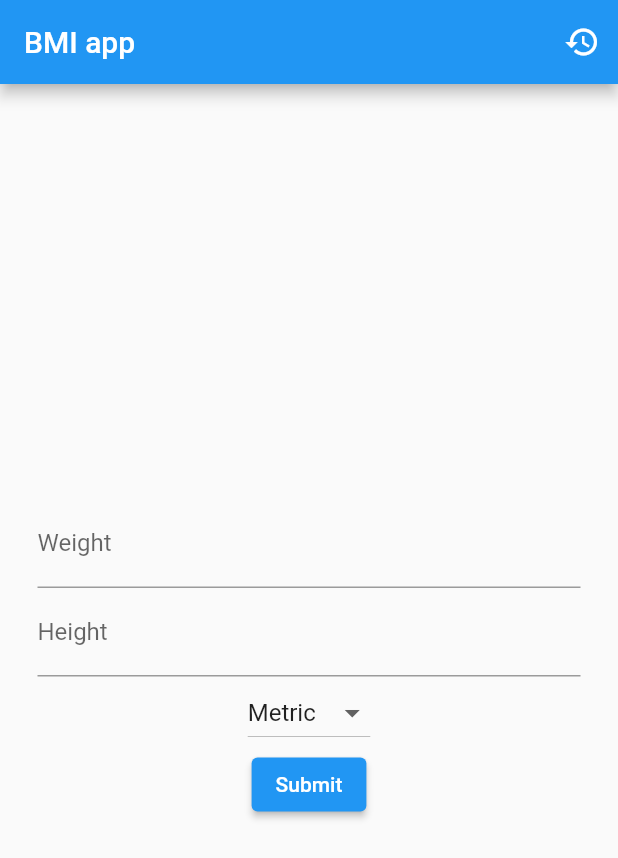
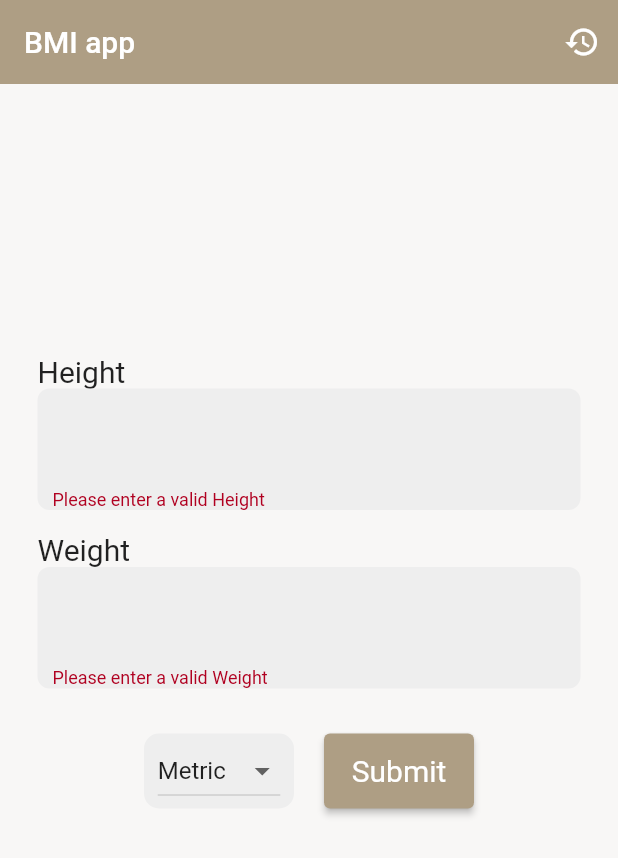
Before and after one commit to sunba23/bmi, a Flutter app: the screen it shows after launch, after a tap on "Submit", on a phone screen of 412 x 824 dp. Shown: the top 858 px of the screen. Run offline on Flutter 3.47's test engine with Material 2 defaults, Android fonts, the phone set to English and light mode, and no system bars; our stand-ins replace shared_preferences.

```diff
--- a/lib/bmi_form.dart
+++ /dev/null
@@ -1,171 +0,0 @@
-import 'package:flutter/material.dart';
-import 'package:shared_preferences/shared_preferences.dart';
-import 'package:app/bmi_history_object.dart';
-
-class MyCustomForm extends StatefulWidget {
-  const MyCustomForm({super.key, required this.callback});
-
-  // final String unitSystem;
-  final void Function(double result) callback;
-
-  @override
-  MyCustomFormState createState() {
-    return MyCustomFormState();
-  }
-}
-
-class MyCustomFormState extends State<MyCustomForm> {
-
-  final formKey = GlobalKey<FormState>();
-  final weightController = TextEditingController();
-  final heightController = TextEditingController();
-  String unitSystem = 'metric';
-
-  @override
-  void initState() {
-    SharedPreferences.getInstance().then((prefs) {
-      String? unitSystemValue = prefs.getString('unitSystem');
-      if (unitSystemValue != null) {
-        setState(() {
-          unitSystem = unitSystemValue;
-        });
-      }
-    });
-    super.initState();
-  }
-
-  void clearControllers() {
-    weightController.clear();
-    heightController.clear();
-  }
-
-  void onUnitSystemChanged(String value) {
-    SharedPreferences.getInstance().then((prefs) {
-      prefs.setString('unitSystem', value);
-    });
-
-    clearControllers();
-
-    setState(() {
-      unitSystem = value;
-    });
-    debugPrint(value);
-  }
-
-  Future<void> onFormPressed() async {
-    //get the weight and height from the form
-    double weight = double.parse(weightController.text);
-    double height = double.parse(heightController.text);
-
-    //save the weight and height to shared preferences
-    // SharedPreferences.getInstance().then((prefs) {
-    //   prefs.setDouble('weight', weight);
-    //   prefs.setDouble('height', height);
-    // });
-
-    final SharedPreferences prefs = await SharedPreferences.getInstance();
-    await prefs.setDouble('weight', weight);
-    await prefs.setDouble('height', height);
-
-    //convert imperial to metric and calculate bmi
-    if (unitSystem == 'imperial') {
-      weight = 0.453592 * weight; // lbs to kg
-      height = 2.54 * height; // in to cm
-    }
-    double result = weight / ((height / 100) * (height / 100));
-
-    //create a BmiHistoryObject and use its jsonify method
-    BmiHistoryObject historyObject = BmiHistoryObject(
-      weight: weight,
-      height: height,
-      result: result,
-      date: DateTime.now().toString(),
-      system: unitSystem,
-    );
-    String jsonifiedHistoryObject = historyObject.jsonify();
-
-    //save the json string to shared preferences
-    SharedPreferences.getInstance().then((prefs) {
-      List<String>? history = prefs.getStringList('history');
-      history ??= [];
-      history.add(jsonifiedHistoryObject);
-      prefs.setStringList('history', history);
-    });
-
-    //print the history from shared prefs
-    SharedPreferences.getInstance().then((prefs) {
-      List<String>? history = prefs.getStringList('history');
-    });
-
-    // display the result
-    displayResult(result);
-
-    // weightController.clear();
-    // heightController.clear();
-  }
-
-  void displayResult(double result) {
-    widget.callback(result);
-  }
-
-  @override
-  Widget build(BuildContext context) {
-    print('BmiForm build called');
-    return Form(
-      key: formKey,
-      child: Padding(
-        padding: const EdgeInsets.symmetric(horizontal: 25),
-        child: Column(
-          children: <Widget>[
-            TextFormField(
-              controller: weightController,
-              decoration: const InputDecoration(
-                border: UnderlineInputBorder(),
-                labelText: 'Weight',
-              ),
-              validator: (value) {
-                if (value == null || value.isEmpty || double.tryParse(value) == null) {
-                  return 'Please enter a valid weight';
-                }
-                return null;
-              },
-            ),
-            TextFormField(
-              controller: heightController,
-              decoration: const InputDecoration(
-                border: UnderlineInputBorder(),
-                labelText: 'Height',
-              ),
-              validator: (value) {
-                if (value == null || value.isEmpty || double.tryParse(value) == null) {
-                  return 'Please enter a valid height';
-                }
-                return null;
-              },
-            ),
-            DropdownButton(
-              value: unitSystem,
-              items: const [
-                DropdownMenuItem(
-                  value: 'metric',
-                  child: Text('Metric'),
-                ),
-                DropdownMenuItem(
-                  value: 'imperial',
-                  child: Text('Imperial'),
-                ),
-              ],
-              onChanged: (String? value) {
-                onUnitSystemChanged(value!);
-              },
-            ),
-            ElevatedButton(
-              onPressed: onFormPressed,
-              child: const Text('Submit'),
-            ),
-          ],
-        ),
-      ),
-    );
-  }
-}
--- a/lib/main.dart
+++ b/lib/main.dart
@@ -1,6 +1,7 @@
 import 'package:app/pages/history_page.dart';
 import 'package:app/pages/home_page.dart';
 import 'package:flutter/material.dart';
+import 'package:app/themes/theme1.dart';
 
 void main() async {
   WidgetsFlutterBinding.ensureInitialized();
@@ -13,9 +14,10 @@ class MyApp extends StatelessWidget {
   @override
   Widget build(BuildContext context) {
     return MaterialApp(
-      title: 'BMI app',
+      title: 'Home page',
       debugShowCheckedModeBanner: false,
       home: const MyHomePage(title: 'BMI app'),
+      theme: theme1,
       routes: {
         '/history': (context) => const HistoryPage(title: 'History page'),
       },
--- a/lib/pages/home_page.dart
+++ b/lib/pages/home_page.dart
@@ -1,6 +1,8 @@
+import 'package:app/other/transitions.dart';
 import 'package:flutter/material.dart';
-import 'package:app/bmi_form.dart';
-import 'package:shared_preferences/shared_preferences.dart';
+import 'package:app/utils/bmi_form.dart';
+import 'package:app/utils/bmi_result_widget.dart';
+
 
 class MyHomePage extends StatefulWidget {
   const MyHomePage({super.key, required this.title});
@@ -12,25 +14,33 @@ class MyHomePage extends StatefulWidget {
 }
 
 class _MyHomePageState extends State<MyHomePage> {
-  GlobalKey<MyCustomFormState> customFormKey = GlobalKey<MyCustomFormState>();
+  // GlobalKey<MyCustomFormState> customFormKey = GlobalKey<MyCustomFormState>();
   String? bmiResult;
 
   void updateBmiResult(double result) {
-    setState(() {
-      bmiResult = result.toStringAsFixed(2);
-    });
+    if (result == 0) {
+      setState(() {
+        bmiResult = null;
+      });
+    } else {
+      setState(() {
+        bmiResult = result.toStringAsFixed(2);
+      });
+    }
   }
 
   void goToHistory() {
-    Navigator.pushNamed(context, '/history');
+    Navigator.of(context).push(createHistoryRoute());
   }
 
   @override
   Widget build(BuildContext context) {
-    print('MyHomePage build called');
     return Scaffold(
+      resizeToAvoidBottomInset: false,
+      backgroundColor: Theme.of(context).colorScheme.background,
       appBar: AppBar(
         title: Text(widget.title),
+        elevation: 0,
         actions: <Widget>[
           IconButton(
             onPressed: goToHistory,
@@ -42,23 +52,15 @@ class _MyHomePageState extends State<MyHomePage> {
       ),
       body: Center(
         child: Column(
-          mainAxisAlignment: MainAxisAlignment.center,
           children: [
+            const SizedBox(height: 180),
             MyCustomForm(
               callback: updateBmiResult,
             ),
+            const SizedBox(height: 40),
             bmiResult != null
-                ? Text(
-                    bmiResult!,
-                    style: TextStyle(
-                      fontSize: 30,
-                      color: (double.parse(bmiResult!) < 18.5 || (double.parse(bmiResult!) > 24.5)
-                          ? Colors.red
-                          : Colors.green
-                    ),
-                  )
-                )
-                : const SizedBox()
+                ? bmiResultWidget(bmiResult!, 50, context)
+                : const SizedBox(),
           ]
         )
       ),
--- /dev/null
+++ b/lib/themes/theme1.dart
@@ -0,0 +1,14 @@
+import "package:flutter/material.dart";
+
+ThemeData theme1 = ThemeData(
+  brightness: Brightness.light,
+  colorScheme: const ColorScheme.light(
+    primary: Color.fromARGB(255, 174,158,132),
+    secondary: Color.fromARGB(255, 174,161,143),
+    tertiary: Color.fromARGB(255, 245,208,105),
+    onTertiary: Color.fromARGB(255, 250, 250, 250),
+
+    background: Color.fromARGB(255, 248,247,246),
+    onBackground: Color.fromARGB(255, 40, 40, 40),
+  ),
+);
--- /dev/null
+++ b/lib/utils/bmi_form.dart
@@ -0,0 +1,171 @@
+import 'package:flutter/material.dart';
+import 'package:shared_preferences/shared_preferences.dart';
+import 'package:app/utils/bmi_history_object.dart';
+import 'package:app/utils/double_input_field.dart';
+
+class MyCustomForm extends StatefulWidget {
+  const MyCustomForm({super.key, required this.callback});
+
+  final void Function(double result) callback;
+
+  @override
+  MyCustomFormState createState() {
+    return MyCustomFormState();
+  }
+}
+
+class MyCustomFormState extends State<MyCustomForm> {
+
+  final formKey = GlobalKey<FormState>();
+  final weightController = TextEditingController();
+  final heightController = TextEditingController();
+  String unitSystem = 'metric';
+
+  @override
+  void initState() {
+    SharedPreferences.getInstance().then((prefs) {
+      String? unitSystemValue = prefs.getString('unitSystem');
+      if (unitSystemValue != null) {
+        setState(() {
+          unitSystem = unitSystemValue;
+        });
+      }
+    });
+    super.initState();
+  }
+
+  void clearControllers() {
+    weightController.clear();
+    heightController.clear();
+    widget.callback(0);
+  }
+
+  void onUnitSystemChanged(String value) {
+    SharedPreferences.getInstance().then((prefs) {
+      prefs.setString('unitSystem', value);
+    });
+
+    clearControllers();
+
+    setState(() {
+      unitSystem = value;
+    });
+    debugPrint(value);
+  }
+
+  Future<void> onFormPressed() async {
+    if (formKey.currentState!.validate()) {
+      //get the weight and height from the form
+      double weight = double.parse(weightController.text);
+      double height = double.parse(heightController.text);
+
+      //save the weight and height to shared preferences
+      // SharedPreferences.getInstance().then((prefs) {
+      //   prefs.setDouble('weight', weight);
+      //   prefs.setDouble('height', height);
+      // });
+
+      final SharedPreferences prefs = await SharedPreferences.getInstance();
+      await prefs.setDouble('weight', weight);
+      await prefs.setDouble('height', height);
+
+      //convert imperial to metric and calculate bmi
+      if (unitSystem == 'imperial') {
+        weight = 0.453592 * weight; // lbs to kg
+        height = 2.54 * height; // in to cm
+      }
+      double result = weight / ((height / 100) * (height / 100));
+
+      //create a BmiHistoryObject and use its jsonify method
+      BmiHistoryObject historyObject = BmiHistoryObject(
+        weight: weight,
+        height: height,
+        result: result,
+        date: DateTime.now().toString(),
+        system: unitSystem,
+      );
+      String jsonifiedHistoryObject = historyObject.jsonify();
+
+      //save the json string to shared preferences
+      SharedPreferences.getInstance().then((prefs) {
+        List<String>? history = prefs.getStringList('history');
+        history ??= [];
+        history.add(jsonifiedHistoryObject);
+        prefs.setStringList('history', history);
+      });
+
+      // display the result
+      displayResult(result);
+    }
+  }
+
+  void displayResult(double result) {
+    widget.callback(result);
+  }
+
+  @override
+  Widget build(BuildContext context) {
+    return Form(
+      key: formKey,
+      child: Padding(
+        padding: const EdgeInsets.symmetric(horizontal: 25),
+        child: Column(
+          children: <Widget>[
+            DoubleInputField(controller: heightController, label: "Height", hint: "", labelSize: 20),
+            const SizedBox(height: 15,),
+            DoubleInputField(controller: weightController, label: "Weight", hint: "", labelSize: 20),
+            Padding(
+              padding: const EdgeInsets.only(top: 30),
+              child: Row(
+                mainAxisAlignment: MainAxisAlignment.center,
+                children: [
+                  Container(
+                    width: 100,
+                    height: 50,
+                    decoration: BoxDecoration(
+                      borderRadius: BorderRadius.circular(10),
+                      color: Colors.grey[200],
+                    ),
+                    child: Center(
+                      child: DropdownButton(
+                        dropdownColor: Colors.grey[200],
+                        elevation: 0,
+                        value: unitSystem,
+                        items: const [
+                          DropdownMenuItem(
+                            value: 'metric',
+                            child: Text('Metric'),
+                          ),
+                          DropdownMenuItem(
+                            value: 'imperial',
+                            child: Text('Imperial'),
+                          ),
+                        ],
+                        onChanged: (String? value) {
+                          onUnitSystemChanged(value!);
+                        },
+                      ),
+                    ),
+                  ),
+                  const SizedBox(width: 20,),
+                  ElevatedButton(
+                    onPressed: onFormPressed,
+                    style: ButtonStyle(
+                      fixedSize: MaterialStateProperty.all(const Size(100, 50)),
+                      textStyle: MaterialStateProperty.all(
+                        const TextStyle(
+                          fontSize: 20,
+                        )
+                      )
+                    ),
+                    child: const Text('Submit')
+                  ),
+                ],
+              ),
+            ),
+          ],
+        ),
+      ),
+    );
+  }
+}
--- /dev/null
+++ b/lib/utils/double_input_field.dart
@@ -0,0 +1,50 @@
+import 'package:app/utils/validators.dart';
+import 'package:flutter/material.dart';
+
+class DoubleInputField extends StatelessWidget {
+  final TextEditingController controller;
+  final String label;
+  final String hint;
+  final double labelSize;
+
+  const DoubleInputField({
+    Key? key,
+    required this.controller,
+    required this.label,
+    required this.hint,
+    required this.labelSize,
+  }) : super(key: key);
+
+  @override
+  Widget build(BuildContext context) {
+    return Column(
+      crossAxisAlignment: CrossAxisAlignment.start,
+      children: [
+        Text(
+          label,
+          style: TextStyle(
+            fontSize: labelSize,
+          ),
+        ),
+        Container(
+          decoration: BoxDecoration(
+            color: Colors.grey[200],
+            borderRadius: BorderRadius.circular(8.0),
+          ),
+          child: TextFormField(
+            controller: controller,
+            decoration: InputDecoration(
+              border: InputBorder.none,
+              hintText: hint,
+              contentPadding: const EdgeInsets.symmetric(vertical: 15.0, horizontal: 10.0), // Optional: Adjust padding
+            ),
+            style: const TextStyle(
+              fontSize: 25,
+            ),
+            validator: (value) => validateDouble(value, label),
+          ),
+        ),
+      ],
+    );
+  }
+}
--- /dev/null
+++ b/lib/utils/validators.dart
@@ -0,0 +1,10 @@
+String? validateDouble (value, label) {
+  try {
+    if (value == null || value.isEmpty || double.tryParse(value) == null) {
+      return 'Please enter a valid $label';
+    }
+    return null;
+  } catch (e) {
+    return 'Please enter a valid $label';
+  }
+}
```
Also changed, not shown: lib/other/descriptions.dart (added, +23 -0 lines), lib/other/transitions.dart (added, +20 -0 lines), lib/pages/bmi_description_page.dart (added, +51 -0 lines), lib/pages/history_page.dart (+40 -5 lines), lib/utils/bmi_history_widget.dart (renamed from lib/bmi_history_widget.dart, +14 -12 lines), lib/utils/bmi_result_widget.dart (added, +31 -0 lines), lib/utils/bmi_history_object.dart (renamed from lib/bmi_history_object.dart).
